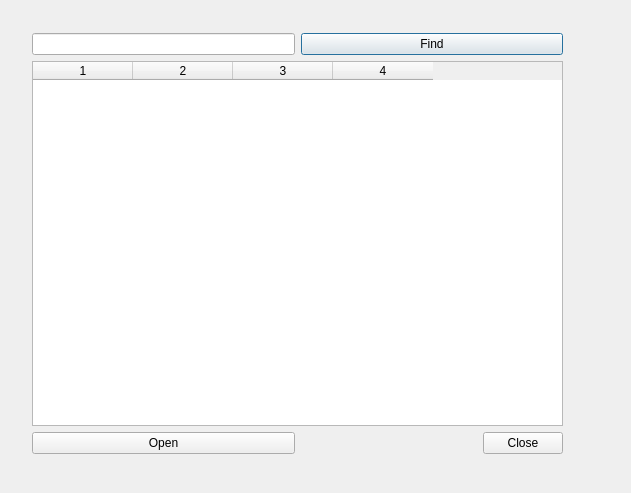
Before: the Qt Designer form src/pn/netlist.ui in Artimi/icp_pn, drawn with Qt 5.
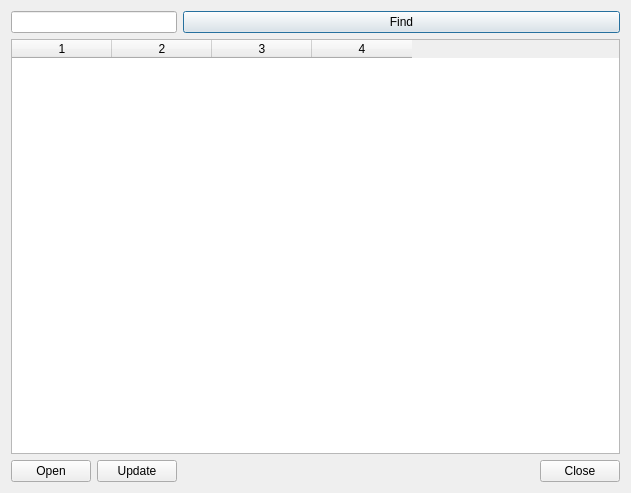
After: the same form once the commit is applied.

```diff
--- a/src/pn/netlist.ui
+++ b/src/pn/netlist.ui
@@ -13,30 +13,26 @@
   <property name="windowTitle">
    <string>Remote Petri Nets List</string>
   </property>
-  <widget class="QWidget" name="">
-   <property name="geometry">
-    <rect>
-     <x>32</x>
-     <y>33</y>
-     <width>531</width>
-     <height>421</height>
-    </rect>
-   </property>
+  <property name="autoFillBackground">
+   <bool>false</bool>
+  </property>
+  <layout class="QGridLayout" name="gridLayout_2">
+   <item row="0" column="0">
    <layout class="QGridLayout" name="gridLayout">
     <property name="sizeConstraint">
      <enum>QLayout::SetMaximumSize</enum>
     </property>
-    <item row="0" column="0">
+     <item row="0" column="0" colspan="2">
      <widget class="QLineEdit" name="lineEdit"/>
     </item>
-    <item row="0" column="1">
+     <item row="0" column="2">
      <widget class="QPushButton" name="PBFind">
       <property name="text">
        <string>Find</string>
       </property>
      </widget>
     </item>
-    <item row="1" column="0" colspan="2">
+     <item row="1" column="0" colspan="3">
      <widget class="QTableWidget" name="tableWidget">
       <property name="columnCount">
        <number>4</number>
@@ -64,6 +60,13 @@
      </widget>
     </item>
     <item row="2" column="1">
+      <widget class="QPushButton" name="PBUpdate">
+       <property name="text">
+        <string>Update</string>
+       </property>
+      </widget>
+     </item>
+     <item row="2" column="2">
      <widget class="QDialogButtonBox" name="buttonBox">
       <property name="standardButtons">
        <set>QDialogButtonBox::Close</set>
@@ -71,13 +74,8 @@
      </widget>
     </item>
    </layout>
-  </widget>
-  <zorder>tableWidget</zorder>
-  <zorder>lineEdit</zorder>
-  <zorder>PBFind</zorder>
-  <zorder>PBOpen</zorder>
-  <zorder>PBOpen</zorder>
-  <zorder>buttonBox</zorder>
+   </item>
+  </layout>
  </widget>
  <resources/>
  <connections/>
```
Lines whose indentation alone changed are shown as unchanged.
